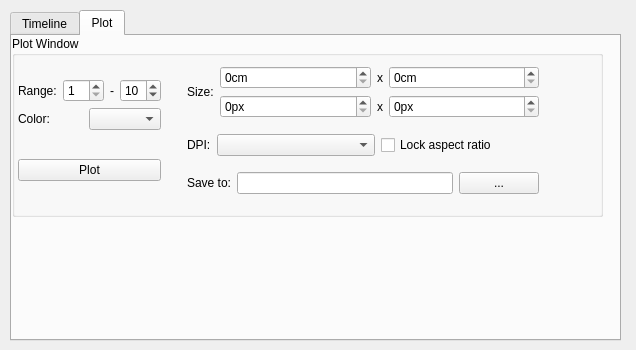
YaoYinYing/caver-pymol-plugin, file Caver4/ui/caver_analysis.ui: the form before one commit.
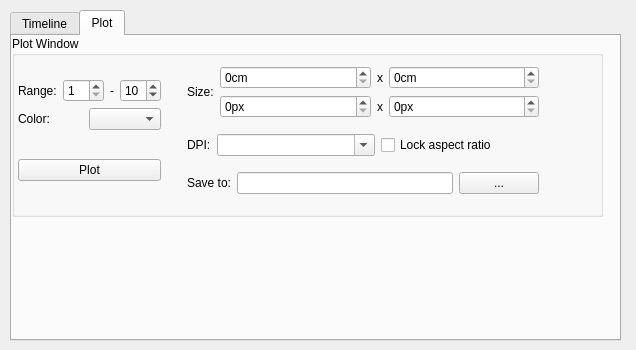
The form after the commit. The open tabs and pages were chosen to show the change.

```diff
--- a/Caver4/ui/caver_analysis.ui
+++ b/Caver4/ui/caver_analysis.ui
@@ -802,35 +802,6 @@
              </item>
              <item>
               <layout class="QHBoxLayout" name="horizontalLayout_20">
-               <item>
-                <widget class="QSpinBox" name="spinBox_imageSizeHightPx">
-                 <property name="sizePolicy">
-                  <sizepolicy hsizetype="Preferred" vsizetype="Fixed">
-                   <horstretch>0</horstretch>
-                   <verstretch>0</verstretch>
-                  </sizepolicy>
-                 </property>
-                 <property name="suffix">
-                  <string>px</string>
-                 </property>
-                 <property name="maximum">
-                  <number>9999</number>
-                 </property>
-                </widget>
-               </item>
-               <item>
-                <widget class="QLabel" name="label_14">
-                 <property name="sizePolicy">
-                  <sizepolicy hsizetype="Maximum" vsizetype="Preferred">
-                   <horstretch>0</horstretch>
-                   <verstretch>0</verstretch>
-                  </sizepolicy>
-                 </property>
-                 <property name="text">
-                  <string>x</string>
-                 </property>
-                </widget>
-               </item>
                <item>
                 <widget class="QSpinBox" name="spinBox_imageSizeWidthPx">
                  <property name="sizePolicy">
@@ -847,6 +818,35 @@
                  </property>
                 </widget>
                </item>
+               <item>
+                <widget class="QLabel" name="label_14">
+                 <property name="sizePolicy">
+                  <sizepolicy hsizetype="Maximum" vsizetype="Preferred">
+                   <horstretch>0</horstretch>
+                   <verstretch>0</verstretch>
+                  </sizepolicy>
+                 </property>
+                 <property name="text">
+                  <string>x</string>
+                 </property>
+                </widget>
+               </item>
+               <item>
+                <widget class="QSpinBox" name="spinBox_imageSizeHightPx">
+                 <property name="sizePolicy">
+                  <sizepolicy hsizetype="Preferred" vsizetype="Fixed">
+                   <horstretch>0</horstretch>
+                   <verstretch>0</verstretch>
+                  </sizepolicy>
+                 </property>
+                 <property name="suffix">
+                  <string>px</string>
+                 </property>
+                 <property name="maximum">
+                  <number>9999</number>
+                 </property>
+                </widget>
+               </item>
               </layout>
              </item>
             </layout>
@@ -869,7 +869,11 @@
             </widget>
            </item>
            <item>
-            <widget class="QComboBox" name="comboBox_DPI"/>
+            <widget class="QComboBox" name="comboBox_DPI">
+             <property name="editable">
+              <bool>true</bool>
+             </property>
+            </widget>
            </item>
            <item>
             <widget class="QCheckBox" name="checkBox">
```
Left out of the diff: 6 changed lines with no effect on the pictures.
